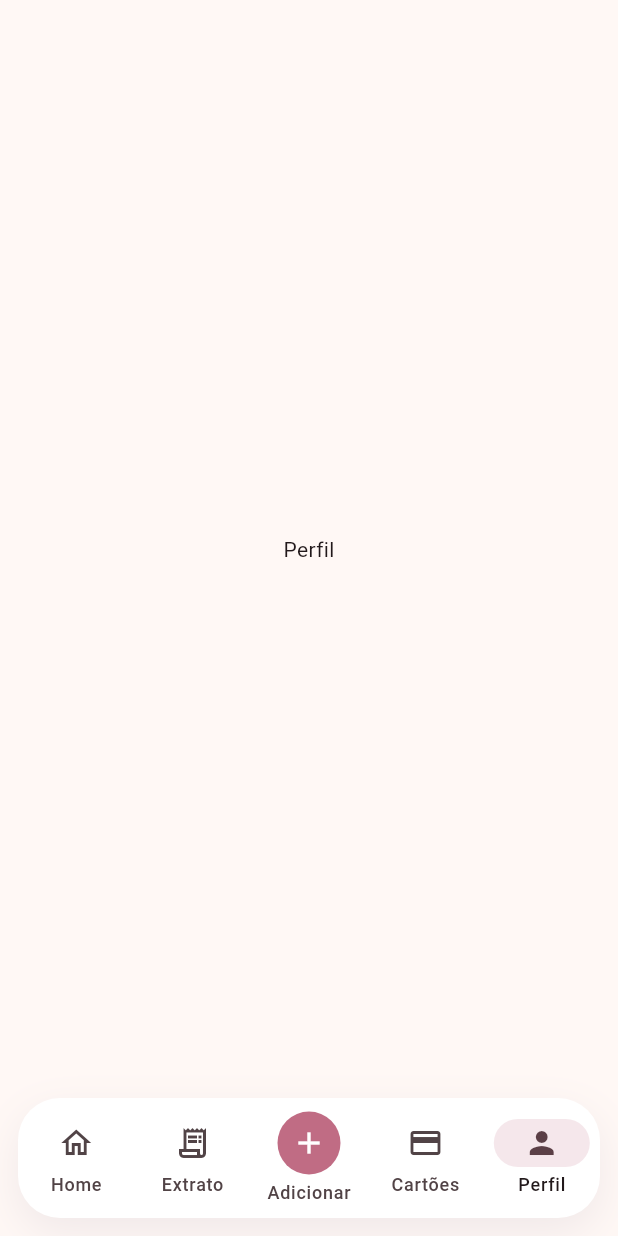
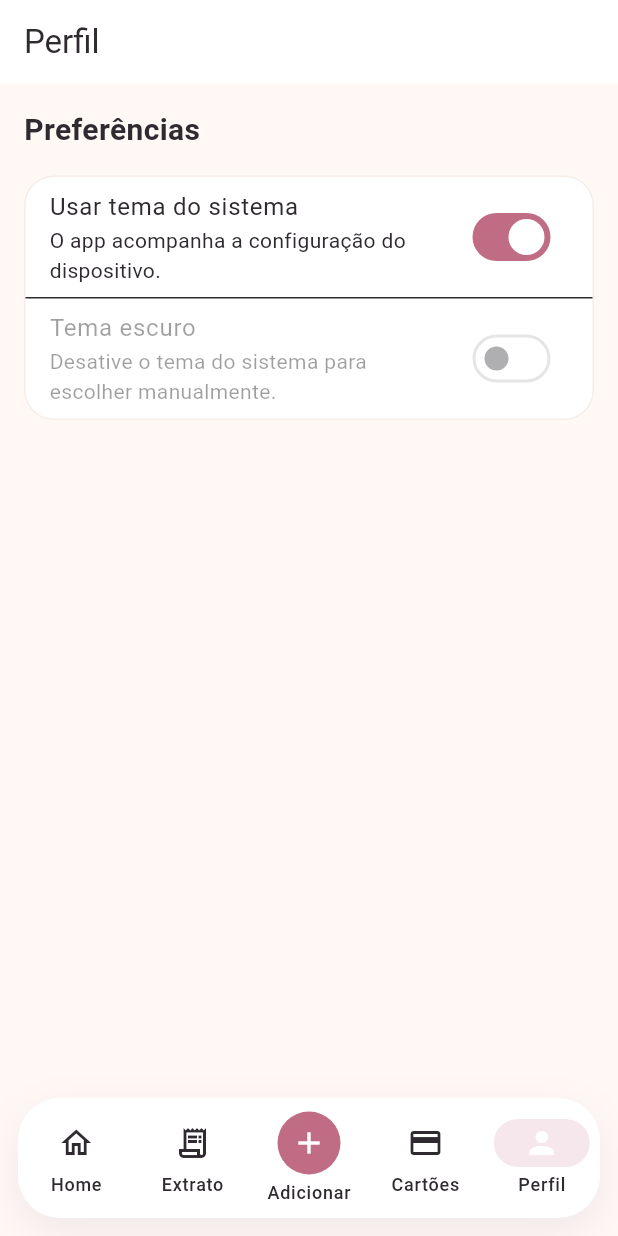
Before and after one commit to mandi-tech/tc3-flutter-app, a Flutter app: the MainNavigationScreen screen opened by its route, item 5 of the bottom bar chosen, on a phone screen of 412 x 824 dp. Run offline on Flutter 3.47's test engine with Material 3 defaults, Android fonts, the phone set to English and light mode, and no system bars; our stand-ins replace go_router; missing offline and left inert: storybook_flutter.

Commit message:
feat: adiciona mudança de tema do app.

```diff
--- a/lib/app/app.dart
+++ b/lib/app/app.dart
@@ -1,17 +1,62 @@
 import 'package:flutter/material.dart';
 
+import '../shared/design_system/themes/app_theme.dart';
+import 'controllers/theme_controller.dart';
 import 'router/app_router.dart';
-import '../shared/design_system/themes/app_theme.dart';
 
-class App extends StatelessWidget {
+class App extends StatefulWidget {
   const App({super.key});
+
+  static ThemeController of(BuildContext context) {
+    final inherited = context
+        .dependOnInheritedWidgetOfExactType<_ThemeControllerProvider>();
+
+    assert(
+      inherited != null,
+      'ThemeController não encontrado no contexto.',
+    );
+
+    return inherited!.controller;
+  }
+
+  @override
+  State<App> createState() => _AppState();
+}
+
+class _AppState extends State<App> {
+  final ThemeController _themeController = ThemeController();
 
   @override
   Widget build(BuildContext context) {
-    return MaterialApp.router(
-      theme: AppTheme.light(),
-      routerConfig: appRouter,
-      debugShowCheckedModeBanner: false,
+    return _ThemeControllerProvider(
+      controller: _themeController,
+      child: AnimatedBuilder(
+        animation: _themeController,
+        builder: (context, _) {
+          return MaterialApp.router(
+            title: 'Gerenciador Financeiro',
+            debugShowCheckedModeBanner: false,
+            theme: AppTheme.light(),
+            darkTheme: AppTheme.dark(),
+            themeMode: _themeController.flutterThemeMode,
+            routerConfig: appRouter,
+          );
+        },
+      ),
     );
   }
 }
+
+class _ThemeControllerProvider extends InheritedWidget {
+  final ThemeController controller;
+
+  const _ThemeControllerProvider({
+    required this.controller,
+    required super.child,
+  });
+
+  @override
+  bool updateShouldNotify(_ThemeControllerProvider oldWidget) {
+    return controller != oldWidget.controller;
+  }
+}
--- /dev/null
+++ b/lib/app/controllers/theme_controller.dart
@@ -0,0 +1,45 @@
+import 'package:flutter/material.dart';
+
+enum AppThemeMode {
+  system,
+  light,
+  dark,
+}
+
+class ThemeController extends ChangeNotifier {
+  AppThemeMode _themeMode = AppThemeMode.system;
+
+  AppThemeMode get themeMode => _themeMode;
+
+  ThemeMode get flutterThemeMode {
+    switch (_themeMode) {
+      case AppThemeMode.system:
+        return ThemeMode.system;
+      case AppThemeMode.light:
+        return ThemeMode.light;
+      case AppThemeMode.dark:
+        return ThemeMode.dark;
+    }
+  }
+
+  bool get isSystemMode => _themeMode == AppThemeMode.system;
+  bool get isDarkMode => _themeMode == AppThemeMode.dark;
+
+  void updateTheme(AppThemeMode mode) {
+    if (_themeMode == mode) return;
+    _themeMode = mode;
+    notifyListeners();
+  }
+
+  void toggleSystemMode(bool value) {
+    if (value) {
+      updateTheme(AppThemeMode.system);
+    } else {
+      updateTheme(AppThemeMode.light);
+    }
+  }
+
+  void toggleDarkMode(bool value) {
+    updateTheme(value ? AppThemeMode.dark : AppThemeMode.light);
+  }
+}
--- a/lib/features/profile/presentation/screens/profile_screen.dart
+++ b/lib/features/profile/presentation/screens/profile_screen.dart
@@ -1,17 +1,75 @@
 import 'package:flutter/material.dart';
 
+import '../../../../app/app.dart';
 import '../../../../shared/design_system/tokens/app_colors.dart';
+import '../../../../shared/design_system/tokens/app_spacing.dart';
+import '../../../../shared/design_system/tokens/app_typography.dart';
 
 class ProfileScreen extends StatelessWidget {
   const ProfileScreen({super.key});
 
   @override
   Widget build(BuildContext context) {
-    return const Scaffold(
-      backgroundColor: AppColors.background,
-      body: Center(
-        child: Text('Perfil'),
-      ),
+    final themeController = App.of(context);
+
+    return AnimatedBuilder(
+      animation: themeController,
+      builder: (context, _) {
+        final theme = Theme.of(context);
+
+        return Scaffold(
+          backgroundColor: theme.scaffoldBackgroundColor,
+          appBar: AppBar(
+            title: const Text('Perfil'),
+          ),
+          body: ListView(
+            padding: const EdgeInsets.all(AppSpacing.lg),
+            children: [
+              Text(
+                'Preferências',
+                style: AppTypography.title.copyWith(
+                  color: theme.colorScheme.onSurface,
+                ),
+              ),
+              const SizedBox(height: AppSpacing.lg),
+              Container(
+                decoration: BoxDecoration(
+                  color: theme.colorScheme.surface,
+                  borderRadius: BorderRadius.circular(20),
+                  border: Border.all(
+                    color: AppColors.neutral100,
+                  ),
+                ),
+                child: Column(
+                  children: [
+                    SwitchListTile(
+                      title: const Text('Usar tema do sistema'),
+                      subtitle: const Text(
+                        'O app acompanha a configuração do dispositivo.',
+                      ),
+                      value: themeController.isSystemMode,
+                      onChanged: themeController.toggleSystemMode,
+                    ),
+                    const Divider(height: 1),
+                    SwitchListTile(
+                      title: const Text('Tema escuro'),
+                      subtitle: Text(
+                        themeController.isSystemMode
+                            ? 'Desative o tema do sistema para escolher manualmente.'
+                            : 'Ative para usar o modo escuro.',
+                      ),
+                      value: themeController.isDarkMode,
+                      onChanged: themeController.isSystemMode
+                          ? null
+                          : themeController.toggleDarkMode,
+                    ),
+                  ],
+                ),
+              ),
+            ],
+          ),
+        );
+      },
     );
   }
 }
--- a/lib/shared/design_system/tokens/app_colors.dart
+++ b/lib/shared/design_system/tokens/app_colors.dart
@@ -1,32 +1,39 @@
 import 'package:flutter/material.dart';
 
 abstract final class AppColors {
+
   /// Brand
-  static const primary = Color(0xFFC06C84); // Dusty Rose
-  static const secondary = Color(0xFF6C5B7B); // Mauve
-  static const accent = Color(0xFFF8B195); // Peach
+  static const primary = Color(0xFFC06C84);
+  static const secondary = Color(0xFF6C5B7B);
+  static const accent = Color(0xFFF8B195);
 
-  // Finances
-  static const income = Color(0xFF2E9F7E); // Entrada / saldo positivo
-  static const expense = Color(0xFFD64550); // Saída / saldo negativo
+  /// Financial semantics
+  static const income = Color(0xFF2E9F7E);
+  static const expense = Color(0xFFD64550);
 
   /// Feedback
   static const success = Color(0xFF3FAE88);
   static const warning = Color(0xFFF59E0B);
   static const danger  = Color(0xFFD64550);
 
-  /// Backgrounds / Surfaces
-  static const background = Color(0xFFFFF8F5); // Soft Cream
+  /// Light surfaces
+  static const background = Color(0xFFFFF8F5);
   static const surface = Color(0xFFFFFFFF);
-  static const incomeSoft = Color(0xFFE7F6F1);
-  static const expenseSoft = Color(0xFFFCEBEC);
+
+  /// Dark surfaces
+  static const backgroundDark = Color(0xFF1F1B20);
+  static const surfaceDark = Color(0xFF2A252B);
 
   /// Neutrals
-  static const neutral0   = Color(0xFFFFFFFF);
+  static const neutral0 = Color(0xFFFFFFFF);
   static const neutral100 = Color(0xFFF5EDE9);
   static const neutral900 = Color(0xFF2E2A30);
 
   /// Text
   static const textPrimary = Color(0xFF2E2A30);
   static const textSecondary = Color(0xFF6B6570);
+
+  /// Dark text
+  static const textPrimaryDark = Color(0xFFF4EDF4);
+  static const textSecondaryDark = Color(0xFFCAC4D0);
 }
```
Also changed, not shown: lib/shared/design_system/themes/app_theme.dart (+36 -7 lines).
